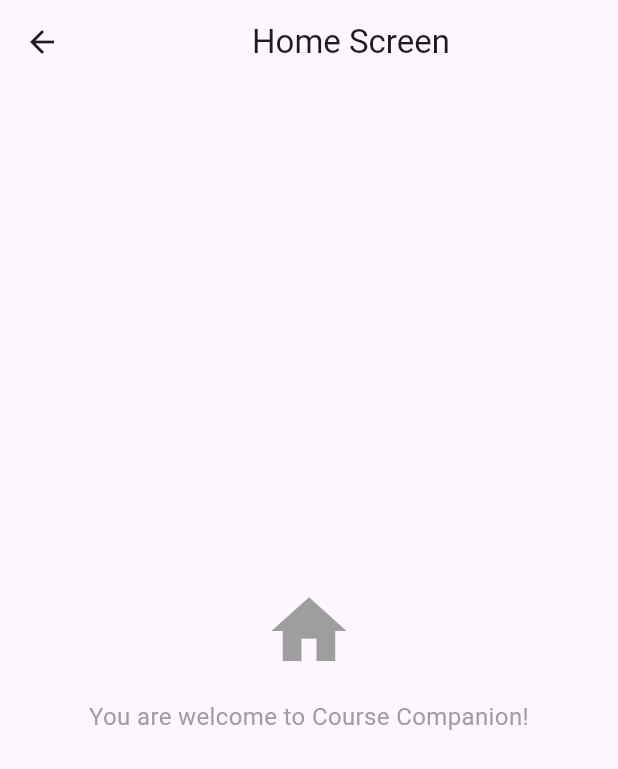
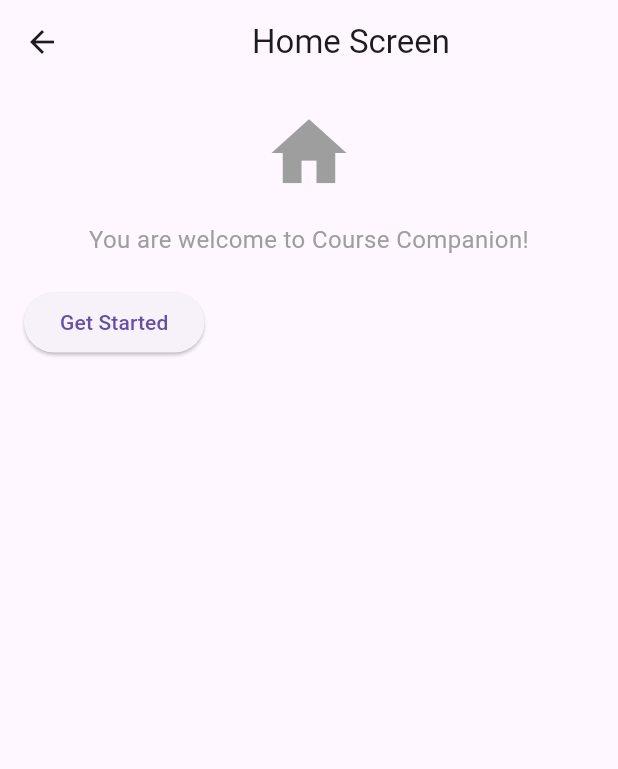
Before and after one commit to hscdexolusion/coursecompanion, a Flutter app: the screen it shows after launch, item 3 of the bottom bar chosen, after a tap on the "add" icon, on a phone screen of 412 x 824 dp. Shown: the top 769 px of the screen. Run offline on Flutter 3.47's test engine with Material 3 defaults, Android fonts, the phone set to English and light mode, and no system bars.

Commit message:
made some minor changes to the onboarding screen

```diff
--- a/lib/views/pages/add_course_sreen.dart
+++ b/lib/views/pages/add_course_sreen.dart
@@ -3,6 +3,8 @@ import 'package:flutter/material.dart';
 void main() => runApp(MaterialApp(home: AddCoursePage()));
 
 class AddCoursePage extends StatefulWidget {
+  const AddCoursePage({super.key});
+
   @override
   _AddCoursePageState createState() => _AddCoursePageState();
 }
--- a/lib/views/pages/home_screen.dart
+++ /dev/null
@@ -1,20 +0,0 @@
-import 'package:coursecompanion/views/widgets/empty_state.dart';
-import 'package:flutter/material.dart';
-
-class HomeScreen extends StatelessWidget {
-  const HomeScreen({super.key});
-
-  @override
-  Widget build(BuildContext context) {
-    return Scaffold(
-      appBar: AppBar(
-        title: Center(child: Text('Home Screen')),
-      ),
-      body: Container(
-        child: Center(
-          child: EmptyState(icon: Icons.home, message: 'You are welcome to Course Companion!'),
-        ),
-      ),
-    );
-  }
-}
--- a/lib/views/pages/notes_screen.dart
+++ b/lib/views/pages/notes_screen.dart
@@ -1,4 +1,4 @@
-import 'package:coursecompanion/views/pages/home_screen.dart';
+import 'package:coursecompanion/views/pages/onboarding_screen.dart';
 import 'package:flutter/material.dart';
 import '../widgets/empty_state.dart';
 //import 'add_note_screen.dart';
@@ -34,7 +34,7 @@ class NotesScreen extends StatelessWidget {
         onPressed: () {
           Navigator.push(
             context,
-            MaterialPageRoute(builder: (_) => const HomeScreen()),
+            MaterialPageRoute(builder: (_) => const OnboardingScreen()),
           );
         },
          tooltip: 'Increment',
--- /dev/null
+++ b/lib/views/pages/onboarding_screen.dart
@@ -0,0 +1,37 @@
+import 'package:coursecompanion/views/pages/courses_screen.dart';
+import 'package:coursecompanion/views/widgets/empty_state.dart';
+import 'package:flutter/material.dart';
+
+class OnboardingScreen extends StatelessWidget {
+  const OnboardingScreen({super.key});
+
+  @override
+  Widget build(BuildContext context) {
+    return Scaffold(
+      appBar: AppBar(
+        title: const Center(child: Text('Home Screen')),
+      ),
+      body: Padding(
+        padding: const EdgeInsets.all(16.0),
+        child: Column(
+          crossAxisAlignment: CrossAxisAlignment.start, // left-aligns the button
+          children: [
+            Center(
+              child: EmptyState(
+                icon: Icons.home,
+                message: 'You are welcome to Course Companion!',
+              ),
+            ),
+            const SizedBox(height: 20),
+            ElevatedButton(
+              onPressed: () {
+                Navigator.push(context, MaterialPageRoute(builder: (context) => const CoursesScreen()));
+              },
+              child: const Text('Get Started'),
+            ),
+          ],
+        ),
+      ),
+    );
+  }
+}
```
